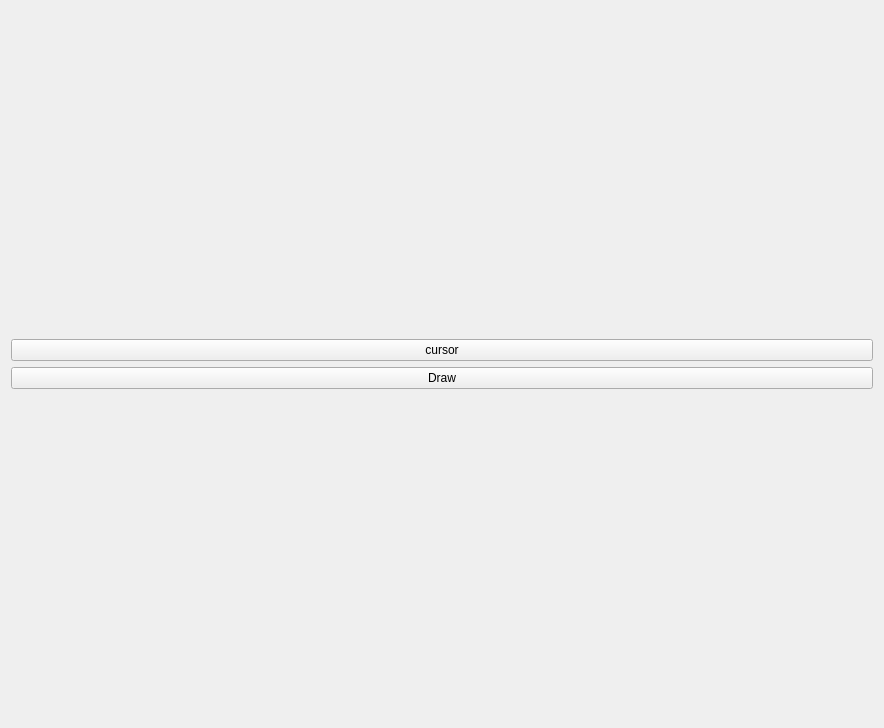
The window that widget.ui (Argasio/marionettaPlus) describes before a commit, drawn with Qt 5.
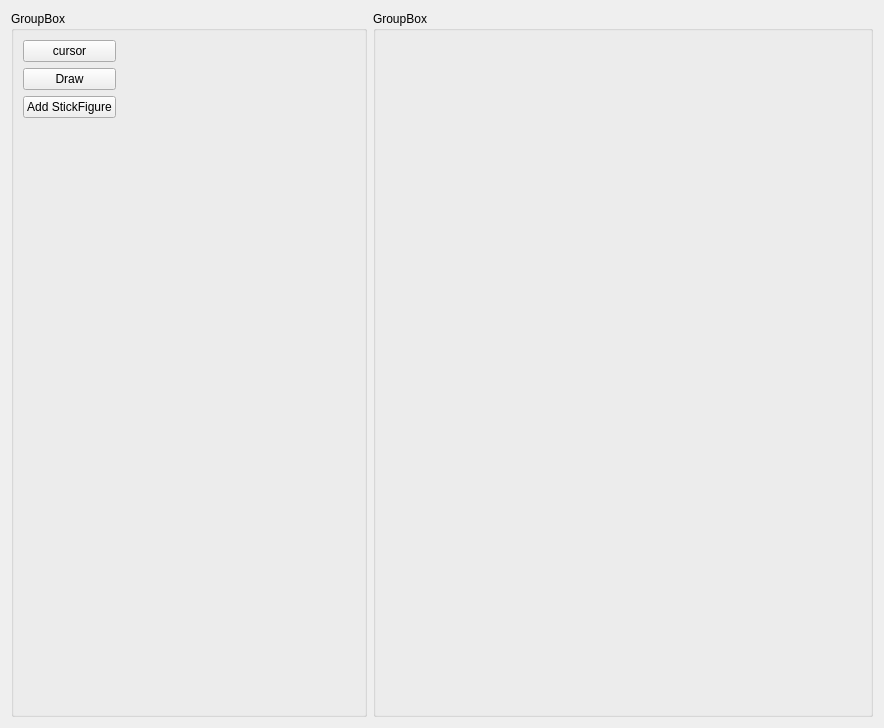
The same window after the commit.

```diff
--- a/widget.ui
+++ b/widget.ui
@@ -21,23 +21,109 @@
        <item>
         <layout class="QVBoxLayout" name="verticalLayout_4">
          <item>
-          <widget class="QPushButton" name="cursor">
-           <property name="text">
-            <string>cursor</string>
+          <widget class="QGroupBox" name="groupBox">
+           <property name="sizePolicy">
+            <sizepolicy hsizetype="MinimumExpanding" vsizetype="MinimumExpanding">
+             <horstretch>0</horstretch>
+             <verstretch>0</verstretch>
+            </sizepolicy>
            </property>
-          </widget>
-         </item>
-         <item>
-          <widget class="QPushButton" name="drawBtn">
-           <property name="text">
-            <string>Draw</string>
+           <property name="minimumSize">
+            <size>
+             <width>30</width>
+             <height>20</height>
+            </size>
            </property>
+           <property name="title">
+            <string>GroupBox</string>
+           </property>
+           <layout class="QGridLayout" name="gridLayout">
+            <item row="4" column="0">
+             <layout class="QHBoxLayout" name="horizontalLayout_2"/>
+            </item>
+            <item row="4" column="1">
+             <spacer name="horizontalSpacer">
+              <property name="orientation">
+               <enum>Qt::Horizontal</enum>
+              </property>
+              <property name="sizeHint" stdset="0">
+               <size>
+                <width>40</width>
+                <height>20</height>
+               </size>
+              </property>
+             </spacer>
+            </item>
+            <item row="1" column="0">
+             <layout class="QVBoxLayout" name="verticalLayout_3">
+              <item>
+               <widget class="QPushButton" name="cursor">
+                <property name="text">
+                 <string>cursor</string>
+                </property>
+               </widget>
+              </item>
+              <item>
+               <widget class="QPushButton" name="drawBtn">
+                <property name="text">
+                 <string>Draw</string>
+                </property>
+               </widget>
+              </item>
+              <item>
+               <widget class="QPushButton" name="addStickBtn">
+                <property name="text">
+                 <string>Add StickFigure</string>
+                </property>
+               </widget>
+              </item>
+              <item>
+               <spacer name="verticalSpacer">
+                <property name="orientation">
+                 <enum>Qt::Vertical</enum>
+                </property>
+                <property name="sizeHint" stdset="0">
+                 <size>
+                  <width>20</width>
+                  <height>40</height>
+                 </size>
+                </property>
+               </spacer>
+              </item>
+             </layout>
+            </item>
+           </layout>
           </widget>
          </item>
         </layout>
        </item>
        <item>
-        <layout class="QVBoxLayout" name="viewLayout"/>
+        <layout class="QVBoxLayout" name="RightLayout">
+         <item>
+          <widget class="QGroupBox" name="viewBox">
+           <property name="sizePolicy">
+            <sizepolicy hsizetype="MinimumExpanding" vsizetype="MinimumExpanding">
+             <horstretch>0</horstretch>
+             <verstretch>0</verstretch>
+            </sizepolicy>
+           </property>
+           <property name="minimumSize">
+            <size>
+             <width>500</width>
+             <height>500</height>
+            </size>
+           </property>
+           <property name="title">
+            <string>GroupBox</string>
+           </property>
+           <layout class="QGridLayout" name="gridLayout_2">
+            <item row="0" column="0">
+             <layout class="QVBoxLayout" name="viewLayout"/>
+            </item>
+           </layout>
+          </widget>
+         </item>
+        </layout>
        </item>
       </layout>
      </item>
```
